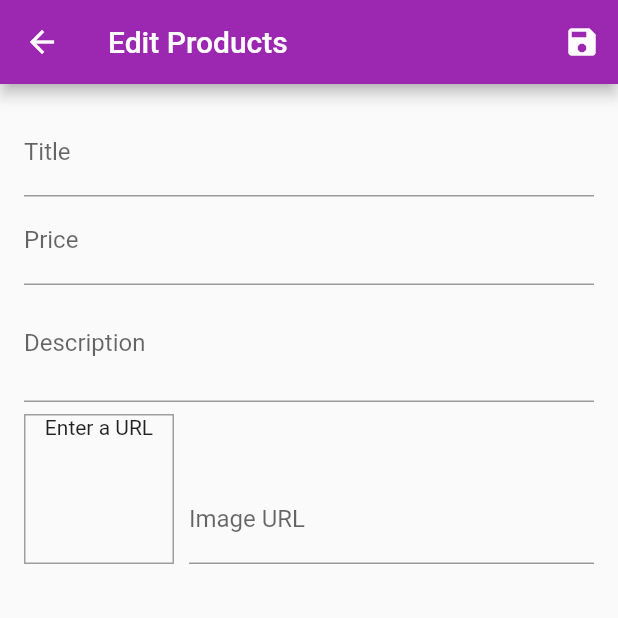
After one commit to ritikprajapat/shop_app, a Flutter app: the EditProductScreen screen opened by its route, on a phone screen of 412 x 824 dp, the top half of it. The commit adds this screen. Run offline on Flutter 3.47's test engine with Material 2 defaults, Android fonts, the phone set to English and light mode, and no system bars; network calls fail.

Commit message:
Edit Product

```diff
--- a/lib/main.dart
+++ b/lib/main.dart
@@ -9,6 +9,7 @@ import 'screens/orders_screens.dart';
 import 'screens/product_detail_screen.dart';
 import 'screens/product_overview_screen.dart';
 import 'screens/user_products_screen.dart';
+import 'screens/edit_product_screen.dart';
 
 void main() => runApp(MyApp());
 
@@ -45,6 +46,7 @@ class MyApp extends StatelessWidget {
           CartScreen.routeName: (ctx) => CartScreen(),
           OrdersScreens.routeName: (ctx) => OrdersScreens(),
           UserProductsScreen.routeName: (ctx) => UserProductsScreen(),
+          EditProductScreen.routeName: (ctx) => EditProductScreen(),
         },
       ),
     );
--- /dev/null
+++ b/lib/screens/edit_product_screen.dart
@@ -0,0 +1,188 @@
+import 'package:flutter/material.dart';
+import 'package:shop_app/providers/product.dart';
+
+class EditProductScreen extends StatefulWidget {
+  static const routeName = '/edit-product';
+  const EditProductScreen({Key? key}) : super(key: key);
+
+  @override
+  _EditProductScreenState createState() => _EditProductScreenState();
+}
+
+class _EditProductScreenState extends State<EditProductScreen> {
+  final _priceFocusNode = FocusNode();
+  final _descriptionFocusNode = FocusNode();
+  final _imageUrlController = TextEditingController();
+  final _imageUrlFocusNode = FocusNode();
+  final _form = GlobalKey<FormState>();
+
+  var _editedProduct = Product(
+    id: '',
+    title: '',
+    description: '',
+    price: 0,
+    imageUrl: '',
+  );
+
+  @override
+  void initState() {
+    _imageUrlFocusNode.addListener(_updateImageUrl);
+    super.initState();
+  }
+
+  @override
+  void dispose() {
+    _imageUrlFocusNode.removeListener(_updateImageUrl);
+    _priceFocusNode.dispose();
+    _descriptionFocusNode.dispose();
+    _imageUrlController.dispose();
+    _imageUrlFocusNode.dispose();
+    super.dispose();
+  }
+
+  void _saveForm() {
+    final isValid = _form.currentState?.validate();
+    if (!isValid) {
+      return;
+    }
+    _form.currentState?.save();
+    print(_editedProduct.title);
+    print(_editedProduct.description);
+    print(_editedProduct.price);
+    print(_editedProduct.imageUrl);
+  }
+
+  void _updateImageUrl() {
+    if (!_imageUrlFocusNode.hasFocus) {
+      setState(() {});
+    }
+  }
+
+  @override
+  Widget build(BuildContext context) {
+    return Scaffold(
+      appBar: AppBar(
+        title: Text('Edit Products'),
+        actions: [
+          IconButton(
+            icon: Icon(Icons.save),
+            onPressed: () => _saveForm,
+          )
+        ],
+      ),
+      body: Padding(
+        padding: const EdgeInsets.all(16.0),
+        child: Form(
+          key: _form,
+          child: ListView(
+            children: [
+              TextFormField(
+                decoration: InputDecoration(labelText: 'Title'),
+                textInputAction: TextInputAction.next,
+                onFieldSubmitted: (_) {
+                  FocusScope.of(context).requestFocus(_priceFocusNode);
+                },
+                validator: (value) {
+                  if (value!.isEmpty) {
+                    return 'Please enter something';
+                  }
+                  return null;
+                },
+                onSaved: (value) {
+                  _editedProduct = Product(
+                    id: '',
+                    title: value as String,
+                    description: _editedProduct.description,
+                    price: _editedProduct.price,
+                    imageUrl: _editedProduct.imageUrl,
+                  );
+                },
+              ),
+              TextFormField(
+                decoration: InputDecoration(labelText: 'Price'),
+                textInputAction: TextInputAction.next,
+                keyboardType: TextInputType.number,
+                focusNode: _priceFocusNode,
+                onFieldSubmitted: (_) {
+                  FocusScope.of(context).requestFocus(_descriptionFocusNode);
+                },
+                onSaved: (value) {
+                  _editedProduct = Product(
+                    id: '',
+                    title: _editedProduct.title,
+                    description: _editedProduct.description,
+                    price: double.parse(value!),
+                    imageUrl: _editedProduct.imageUrl,
+                  );
+                },
+              ),
+              TextFormField(
+                decoration: InputDecoration(labelText: 'Description'),
+                maxLines: 2,
+                keyboardType: TextInputType.multiline,
+                focusNode: _descriptionFocusNode,
+                onSaved: (value) {
+                  _editedProduct = Product(
+                    id: '',
+                    title: _editedProduct.title,
+                    description: value as String,
+                    price: _editedProduct.price,
+                    imageUrl: _editedProduct.imageUrl,
+                  );
+                },
+              ),
+              Row(
+                crossAxisAlignment: CrossAxisAlignment.end,
+                children: [
+                  Container(
+                    width: 100,
+                    height: 100,
+                    margin: EdgeInsets.only(top: 8, right: 10),
+                    decoration: BoxDecoration(
+                      border: Border.all(
+                        width: 1,
+                        color: Colors.grey,
+                      ),
+                    ),
+                    child: _imageUrlController.text.isEmpty
+                        ? Text(
+                            'Enter a URL',
+                            textAlign: TextAlign.center,
+                          )
+                        : FittedBox(
+                            child: Image.network(
+                              _imageUrlController.text,
+                              fit: BoxFit.cover,
+                            ),
+                          ),
+                  ),
+                  Expanded(
+                    child: TextFormField(
+                      decoration: InputDecoration(labelText: 'Image URL'),
+                      keyboardType: TextInputType.url,
+                      textInputAction: TextInputAction.done,
+                      controller: _imageUrlController,
+                      focusNode: _imageUrlFocusNode,
+                      onFieldSubmitted: (_) {
+                        _saveForm();
+                      },
+                      onSaved: (value) {
+                        _editedProduct = Product(
+                          id: '',
+                          title: _editedProduct.title,
+                          description: _editedProduct.description,
+                          price: _editedProduct.price,
+                          imageUrl: value as String,
+                        );
+                      },
+                    ),
+                  ),
+                ],
+              ),
+            ],
+          ),
+        ),
+      ),
+    );
+  }
+}
--- a/lib/screens/user_products_screen.dart
+++ b/lib/screens/user_products_screen.dart
@@ -1,5 +1,6 @@
 import 'package:flutter/material.dart';
 import 'package:provider/provider.dart';
+import 'package:shop_app/screens/edit_product_screen.dart';
 
 import '../providers/product_provider.dart';
 import '../widgets/app_drawer.dart';
@@ -17,7 +18,9 @@ class UserProductsScreen extends StatelessWidget {
         title: const Text('Your Products'),
         actions: [
           IconButton(
-            onPressed: () {},
+            onPressed: () {
+              Navigator.of(context).pushNamed(EditProductScreen.routeName);
+            },
             icon: const Icon(Icons.add),
           ),
         ],
```
Also changed, not shown: lib/screens/product_overview_screen.dart (+9 -8 lines), lib/widgets/badge.dart (+8 -11 lines).
